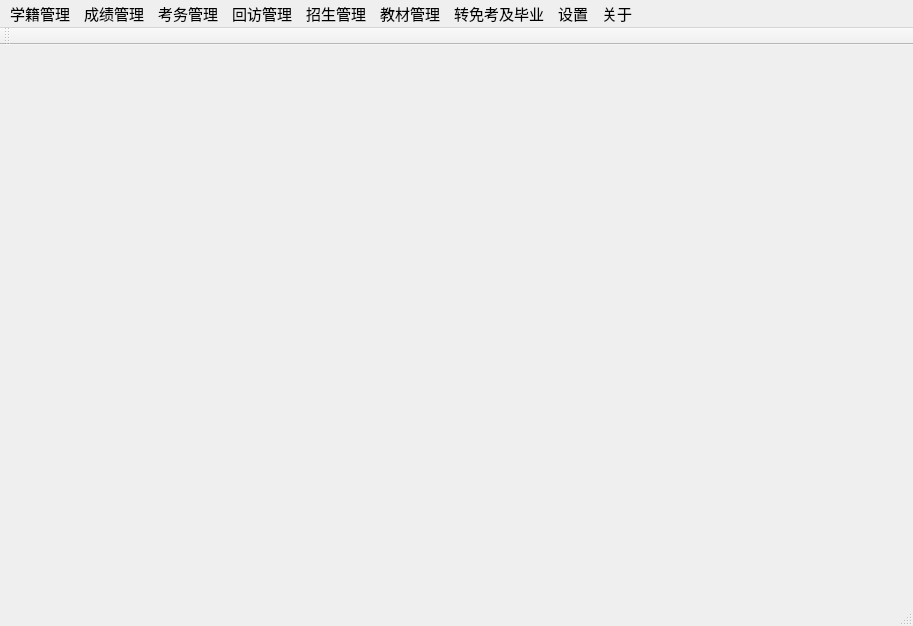
This is mainwindow.ui in redisread/InfoManageSystem as Qt 5 draws it before an edit. The edited form follows.
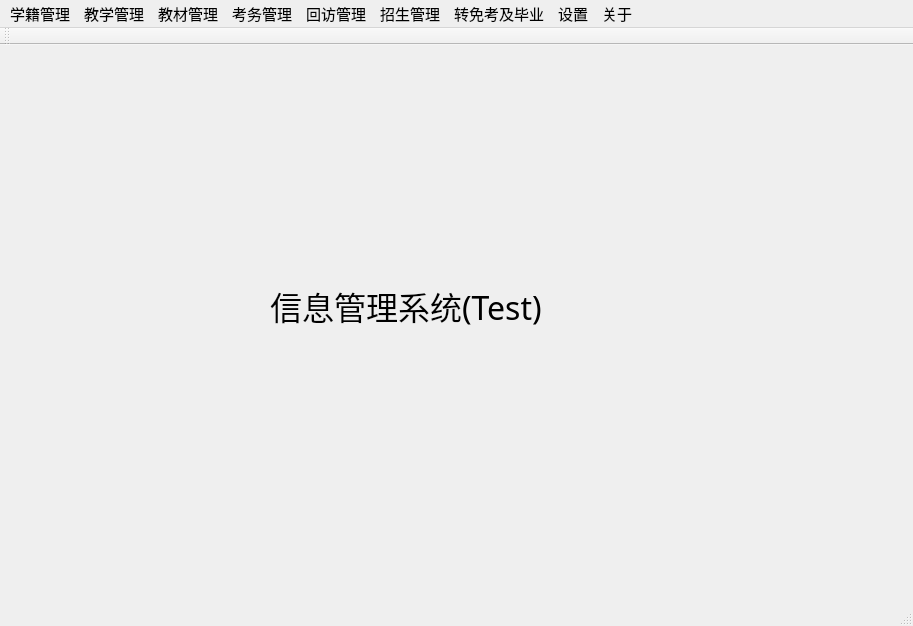
This is the edited form.

Commit message: 修改登录界面

Patch:
```diff
--- a/mainwindow.ui
+++ b/mainwindow.ui
@@ -13,7 +13,32 @@
   <property name="windowTitle">
    <string>MainWindow</string>
   </property>
-  <widget class="QWidget" name="centralWidget"/>
+  <widget class="QWidget" name="centralWidget">
+   <widget class="QLabel" name="label">
+    <property name="geometry">
+     <rect>
+      <x>270</x>
+      <y>170</y>
+      <width>391</width>
+      <height>181</height>
+     </rect>
+    </property>
+    <property name="font">
+     <font>
+      <family>幼圆</family>
+      <pointsize>24</pointsize>
+      <weight>50</weight>
+      <italic>false</italic>
+      <bold>false</bold>
+      <underline>false</underline>
+      <strikeout>false</strikeout>
+     </font>
+    </property>
+    <property name="text">
+     <string>信息管理系统(Test)</string>
+    </property>
+   </widget>
+  </widget>
   <widget class="QMenuBar" name="menuBar">
    <property name="geometry">
     <rect>
@@ -28,7 +53,12 @@
      <pointsize>11</pointsize>
     </font>
    </property>
-   <widget class="QMenu" name="menuruanjian">
+   <widget class="QMenu" name="menu_student_manage">
+    <property name="font">
+     <font>
+      <pointsize>12</pointsize>
+     </font>
+    </property>
     <property name="title">
      <string>学籍管理</string>
     </property>
@@ -38,9 +68,9 @@
     <addaction name="actionsdf"/>
     <addaction name="actionda"/>
    </widget>
-   <widget class="QMenu" name="menudsasdsa">
+   <widget class="QMenu" name="menu_teach_manage">
     <property name="title">
-     <string>成绩管理</string>
+     <string>教学管理</string>
     </property>
     <addaction name="actionchji"/>
     <addaction name="actiond"/>
@@ -73,7 +103,7 @@
      <string>招生管理</string>
     </property>
    </widget>
-   <widget class="QMenu" name="menu_4">
+   <widget class="QMenu" name="menu_book_manage">
     <property name="title">
      <string>教材管理</string>
     </property>
@@ -93,12 +123,12 @@
      <string>关于</string>
     </property>
    </widget>
-   <addaction name="menuruanjian"/>
-   <addaction name="menudsasdsa"/>
+   <addaction name="menu_student_manage"/>
+   <addaction name="menu_teach_manage"/>
+   <addaction name="menu_book_manage"/>
    <addaction name="menu"/>
    <addaction name="menu_2"/>
    <addaction name="menu_3"/>
-   <addaction name="menu_4"/>
    <addaction name="menu_5"/>
    <addaction name="menu_6"/>
    <addaction name="menu_7"/>
```
Left out of the diff: 150 changed lines with no effect on the pictures. The commit also changes 4 other files.
